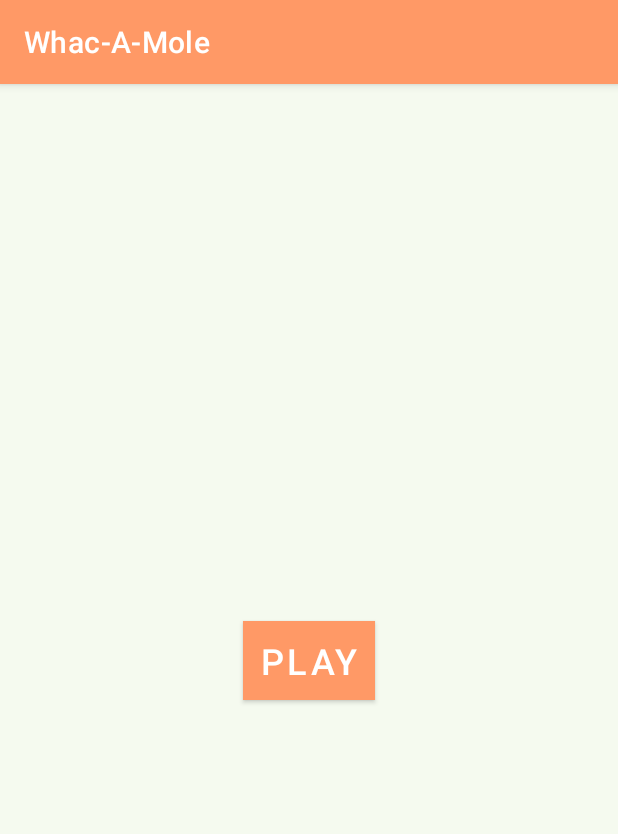
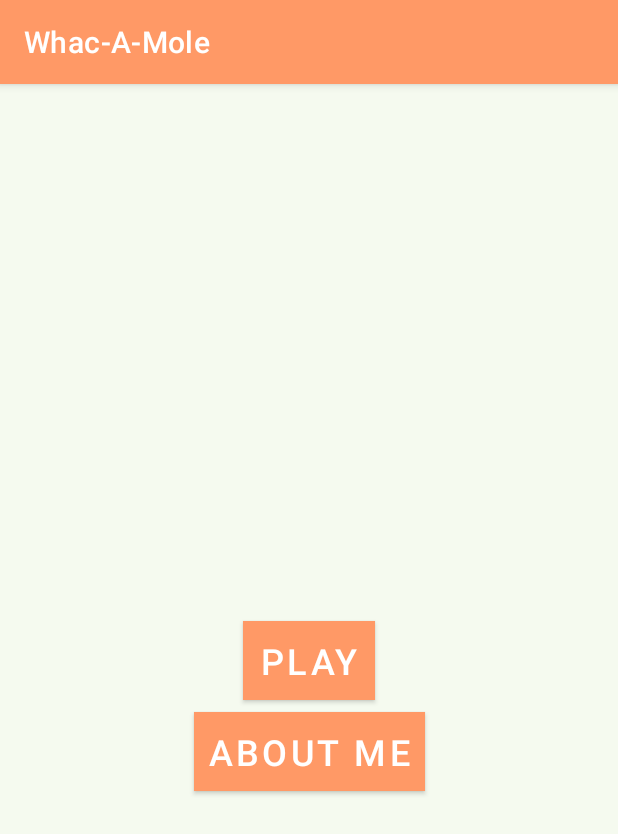
Before and after one commit to BALASHOWILYA/Whac-A-Mole, an Android app: the screen it shows after launch (MainActivity), on a phone screen of 412 x 824 dp. Shown: the top 834 px of the screen. Run offline under Robolectric (Android 15) with nearby library versions, the phone set to English and light mode, and no system bars.

Commit message:
Added infoabout me

```diff
--- a/app/src/main/AndroidManifest.xml
+++ b/app/src/main/AndroidManifest.xml
@@ -1,7 +1,7 @@
 <?xml version="1.0" encoding="utf-8"?>
 <manifest xmlns:android="http://schemas.android.com/apk/res/android"
     package="com.sad_ballala_projects.whac_a_mole">
-
+<uses-permission android:name="android.permission.INTERNET"/>
     <application
         android:allowBackup="true"
         android:icon="@mipmap/ic_launcher"
@@ -9,6 +9,9 @@
         android:roundIcon="@mipmap/ic_launcher_round"
         android:supportsRtl="true"
         android:theme="@style/Theme.WhacAMole">
+        <activity
+            android:name=".AboutMeActivity"
+            android:exported="false" />
         <activity
             android:name=".EndGameActivity"
             android:exported="false" />
--- a/app/src/main/java/com/sad_ballala_projects/whac_a_mole/MainActivity.kt
+++ b/app/src/main/java/com/sad_ballala_projects/whac_a_mole/MainActivity.kt
@@ -13,13 +13,19 @@ class MainActivity : AppCompatActivity() {
         super.onCreate(savedInstanceState)
         setContentView(R.layout.activity_main)
 
-        val play = findViewById<Button>(R.id.play)
+        val play = findViewById<Button>(R.id.btnPlay)
+        val aboutMe = findViewById<Button>(R.id.btnAboutMe)
 
         play?.setOnClickListener()
         {
             val i = Intent(applicationContext, GameSceneActivity::class.java)
             startActivity(i)
-            Toast.makeText(this@MainActivity, R.string.message, Toast.LENGTH_LONG).show()
+        }
+
+        aboutMe?.setOnClickListener()
+        {
+            val i = Intent(applicationContext, AboutMeActivity::class.java)
+            startActivity(i)
         }
     }
 
--- a/app/src/main/res/layout/activity_main.xml
+++ b/app/src/main/res/layout/activity_main.xml
@@ -8,7 +8,7 @@
     tools:context=".MainActivity">
 
     <Button
-        android:id="@+id/play"
+        android:id="@+id/btnPlay"
         android:layout_width="wrap_content"
         android:layout_height="wrap_content"
         android:background="#4CAF50"
@@ -22,4 +22,19 @@
         app:layout_constraintStart_toStartOf="parent"
         app:layout_constraintTop_toTopOf="parent" />
 
+    <Button
+        android:id="@+id/btnAboutMe"
+        android:layout_width="wrap_content"
+        android:layout_height="wrap_content"
+        android:background="#4CAF50"
+        android:paddingStart="10dp"
+        android:paddingEnd="10dp"
+        android:text="about me"
+        android:textColor="@android:color/background_light"
+        android:textSize="24sp"
+        android:layout_marginTop="8dp"
+        app:layout_constraintEnd_toEndOf="@+id/btnPlay"
+        app:layout_constraintStart_toStartOf="@+id/btnPlay"
+        app:layout_constraintTop_toBottomOf="@+id/btnPlay" />
+
 </androidx.constraintlayout.widget.ConstraintLayout>
```
Also changed, not shown: app/src/main/java/com/sad_ballala_projects/whac_a_mole/AboutMeActivity.kt (added, +22 -0 lines), app/src/main/res/layout/activity_about_me.xml (added, +73 -0 lines), app/src/main/res/values-night/strings.xml (+17 -0 lines), app/src/main/res/values/strings.xml (+17 -0 lines).
